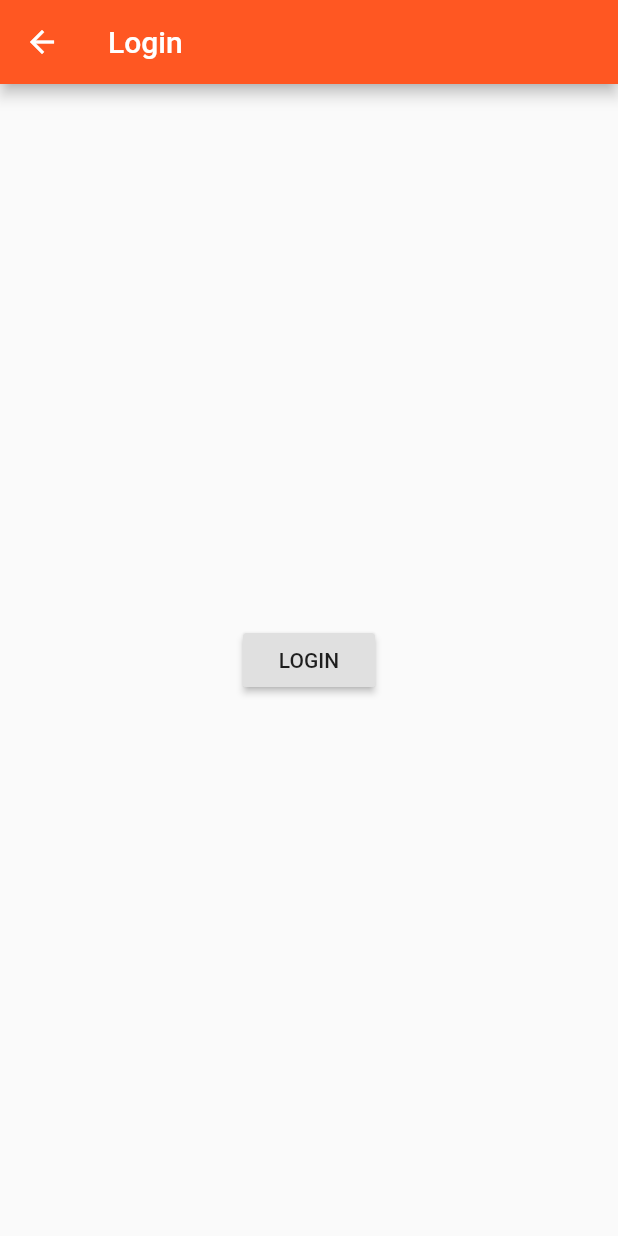
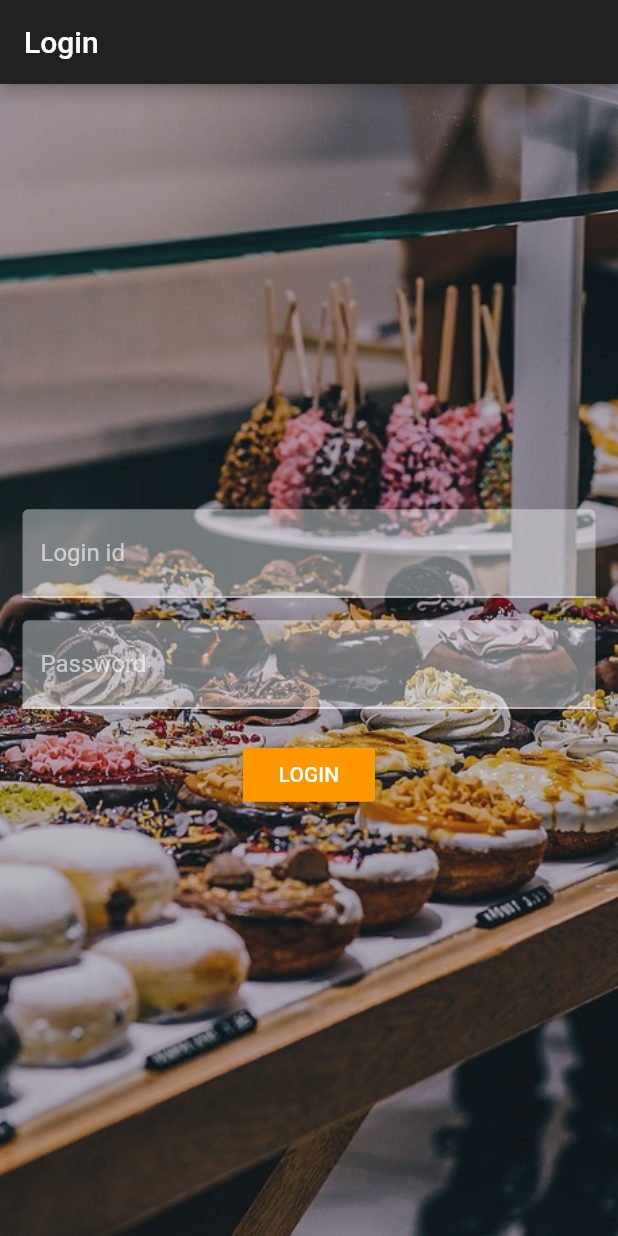
Before and after one commit to sumitsingh1698/learningDemo, a Flutter app: the AuthPage screen opened directly, on a phone screen of 412 x 824 dp. Run offline on Flutter 3.47's test engine with Material 2 defaults, Android fonts, the phone set to English and light mode, and no system bars.

Commit message:
add form, gesture,and many more 15 - 06 - 19 second time

```diff
--- a/lib/pages/auth.dart
+++ b/lib/pages/auth.dart
@@ -3,18 +3,78 @@ import 'package:flutter/material.dart';
 import './products.dart';
 
 class AuthPage extends StatelessWidget {
+  final bool _arrangedTerm = false;
+
+  BoxDecoration _buildBackgroundImage() {
+    return BoxDecoration(
+        image: DecorationImage(
+            image: AssetImage('assets/food.jpg'),
+            fit: BoxFit.cover,
+            colorFilter: ColorFilter.mode(
+                Colors.black.withOpacity(0.7), BlendMode.dstATop)));
+  }
+
+  Widget _buildLoginTextField() {
+    return TextField(
+      onSubmitted: (String value) {},
+      decoration: InputDecoration(
+          labelText: 'Login id',
+          filled: true,
+          fillColor: Colors.white.withOpacity(0.4)),
+    );
+  }
+
+  Widget _buildPasswordTextField() {
+    return TextField(
+      onSubmitted: (String value) {},
+      decoration: InputDecoration(
+          labelText: 'Password',
+          filled: true,
+          fillColor: Colors.white.withOpacity(0.4)),
+    );
+  }
+
+  Widget _buildSubmitRaisedButton(BuildContext context) {
+    return RaisedButton(
+      color: Theme.of(context).accentColor,
+      child: Text(
+        'LOGIN',
+        style: TextStyle(color: Colors.white),
+      ),
+      onPressed: () {
+        Navigator.pushReplacementNamed(context, '/productspage');
+      },
+    );
+  }
+
   @override
   Widget build(BuildContext context) {
+    final double phoneWidth = MediaQuery.of(context).size.width;
+    final double size = phoneWidth > 500 ? phoneWidth * 0.7 : phoneWidth * 0.95;
     return Scaffold(
       appBar: AppBar(
         title: Text('Login'),
       ),
-      body: Center(
-        child: RaisedButton(
-          child: Text('LOGIN'),
-          onPressed: () {
-            Navigator.pushReplacementNamed(context, '/');
-          },
+      body: Container(
+        decoration: _buildBackgroundImage(),
+        padding: EdgeInsets.all(15.0),
+        child: Center(
+          child: SingleChildScrollView(
+              child: Container(
+            alignment: Alignment.center,
+            width: size,
+            child: Column(children: [
+              _buildLoginTextField(),
+              SizedBox(
+                height: 15,
+              ),
+              _buildPasswordTextField(),
+              SizedBox(
+                height: 20,
+              ),
+              _buildSubmitRaisedButton(context),
+            ]),
+          )),
         ),
       ),
     );
--- a/lib/pages/product.dart
+++ b/lib/pages/product.dart
@@ -1,6 +1,8 @@
 import 'dart:async';
 
 import 'package:flutter/material.dart';
+
+import 'package:zo/wigdet/products/title_text.dart';
 
 class ProductPage extends StatelessWidget {
   final String title;
@@ -52,7 +54,7 @@ class ProductPage extends StatelessWidget {
             Image.asset(imageUrl),
             Container(
               padding: EdgeInsets.all(10.0),
-              child: Text(title,style: TextStyle(fontFamily: 'runner',fontSize: 26.0,fontWeight: FontWeight.bold),),
+              child: TitleText(title),
             ),
             Container(
               padding: EdgeInsets.all(10.0),
--- a/lib/pages/products_admin.dart
+++ b/lib/pages/products_admin.dart
@@ -22,6 +22,7 @@ class ProductsAdminPage extends StatelessWidget {
                 title: Text('Choose'),
               ),
               ListTile(
+                leading: Icon(Icons.shop),
                 title: Text('All Products'),
                 onTap: () {
                   Navigator.pushReplacementNamed(context, '/');
```
Also changed, not shown: lib/main.dart (+10 -4 lines), lib/pages/products.dart (+11 -2 lines), lib/wigdet/products/products.dart (+3 -40 lines).
